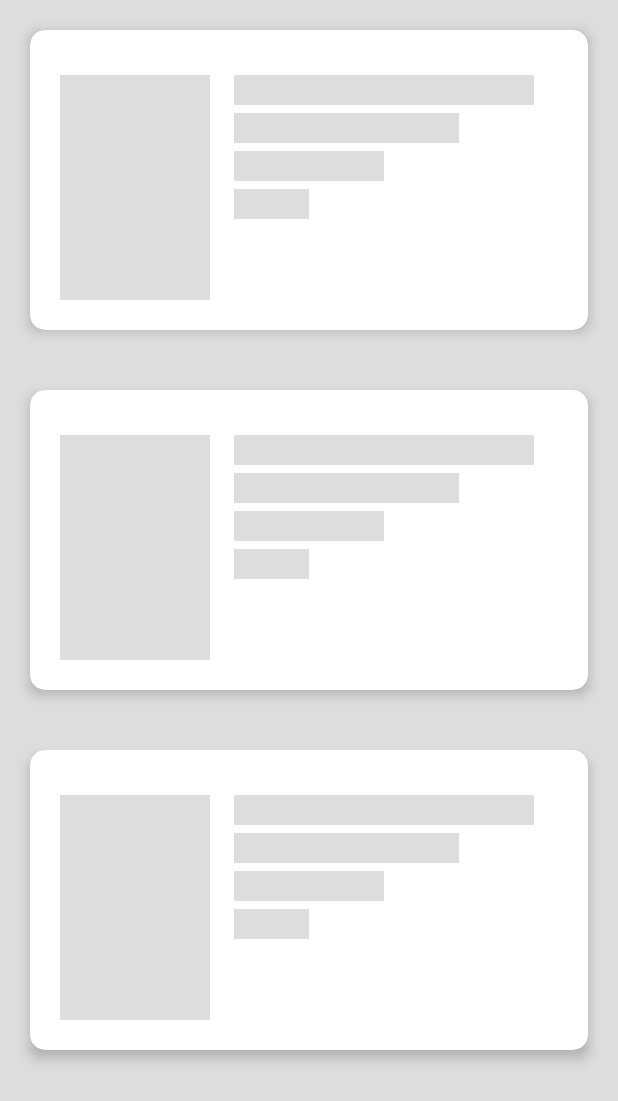
After one commit to sunil-kumarr/NoteKeeper, an Android app: the layout fragment_product_buy_list.xml on its own in the app's theme, with its tools: preview values and no code run, on a phone screen of 412 x 824 dp. The commit adds this screen. Shown: the top 1101 px of the screen. Run offline under Robolectric (Android 15) with nearby library versions, the phone set to English and light mode, and no system bars.

Commit message:
Modified buyproduct list

```diff
--- a/app/src/main/java/com/capstone/notekeeper/Activity/MainActivity.java
+++ b/app/src/main/java/com/capstone/notekeeper/Activity/MainActivity.java
@@ -19,7 +19,7 @@ import androidx.fragment.app.FragmentTransaction;
 
 import com.capstone.notekeeper.Fragments.AddQuestionBottomSheet;
 import com.capstone.notekeeper.Fragments.BlogQueryFragment;
-import com.capstone.notekeeper.Fragments.BuyProductFragment;
+import com.capstone.notekeeper.Fragments.BuyProductListFragment;
 import com.capstone.notekeeper.Fragments.HomeFragment;
 import com.capstone.notekeeper.Fragments.ProfileFragment;
 import com.capstone.notekeeper.Fragments.SellFragment;
@@ -85,7 +85,7 @@ public class MainActivity extends AppCompatActivity implements NavigationView.On
                 fragment = new HomeFragment();
                 break;
             case R.id.nav_buy:
-                fragment = new BuyProductFragment();
+                fragment = new BuyProductListFragment();
                 break;
             case R.id.nav_profile:
                 fragment = new ProfileFragment();
--- a/app/src/main/java/com/capstone/notekeeper/Activity/NotesListActivity.java
+++ b/app/src/main/java/com/capstone/notekeeper/Activity/NotesListActivity.java
@@ -59,6 +59,7 @@ public class NotesListActivity extends AppCompatActivity  implements  NotesAdapt
 
         notesRecyclerView = findViewById(R.id.courseRecyclerView);
         shimmerFrameLayout = findViewById(R.id.shimmer_view_container);
+        shimmerFrameLayout.setIntensity(1);
         mNotes = new ArrayList<>();
         ArrayList<Integer> mColros = new ArrayList<>();
         mColros.add(R.color.blue_500);
--- a/app/src/main/java/com/capstone/notekeeper/Fragments/BlogQueryFragment.java
+++ b/app/src/main/java/com/capstone/notekeeper/Fragments/BlogQueryFragment.java
@@ -97,6 +97,7 @@ public class BlogQueryFragment extends Fragment implements ChildEventListener,
     @Override
     public void onResume() {
         super.onResume();
+        shimmerFrameLayout.setIntensity(1);
         shimmerFrameLayout.startShimmerAnimation();
     }
 
--- a/app/src/main/java/com/capstone/notekeeper/Fragments/BuyFragment.java
+++ b/app/src/main/java/com/capstone/notekeeper/Fragments/BuyProductDetailsFragement.java
@@ -33,7 +33,7 @@ import com.google.firebase.storage.StorageReference;
 import java.util.ArrayList;
 import java.util.List;
 
-public class BuyFragment extends Fragment {
+public class BuyProductDetailsFragement extends Fragment {
 
     ImageView pImage;
     private TextView name;
--- a/app/src/main/java/com/capstone/notekeeper/NetworkConnection.java
+++ b/app/src/main/java/com/capstone/notekeeper/NetworkConnection.java
@@ -67,7 +67,7 @@
 //                        }
 //                        /*((FragmentActivity) context)
 //                                .getSupportFragmentManager()
-//                                .beginTransaction().replace(R.id.frag_container,new BuyProductFragment())
+//                                .beginTransaction().replace(R.id.frag_container,new BuyProductListFragment())
 //                                .commit();*/
 //                    }
 //                })
--- a/app/src/main/res/drawable/gradient_login.xml
+++ b/app/src/main/res/drawable/gradient_login.xml
@@ -3,6 +3,6 @@
 <gradient
     android:type="linear"
     android:angle="270"
-    android:startColor="#70F57171"
-    android:endColor="#FF5722" />
+    android:startColor="#BACFE0"
+    android:endColor="#096CBB" />
 </shape>
--- a/app/src/main/res/layout/activity_reset_password.xml
+++ b/app/src/main/res/layout/activity_reset_password.xml
@@ -68,7 +68,7 @@
             android:layout_width="fill_parent"
             android:layout_height="wrap_content"
             android:layout_marginTop="20dip"
-            android:background="@color/colorAccent"
+            android:background="@color/green_500"
             android:text="@string/btn_reset_password"
             android:textColor="@android:color/white" />
 
--- /dev/null
+++ b/app/src/main/res/layout/fragment_product_buy_list.xml
@@ -0,0 +1,38 @@
+<?xml version="1.0" encoding="utf-8"?>
+<androidx.constraintlayout.widget.ConstraintLayout xmlns:android="http://schemas.android.com/apk/res/android"
+    xmlns:app="http://schemas.android.com/apk/res-auto"
+    xmlns:shimmer="http://schemas.android.com/tools"
+    xmlns:tools="http://schemas.android.com/tools"
+    android:layout_width="match_parent"
+    android:layout_height="match_parent">
+
+    <androidx.recyclerview.widget.RecyclerView
+        android:id="@+id/product_list_recycler_view"
+        android:layout_width="match_parent"
+        android:layout_height="match_parent"
+        app:layout_constraintBottom_toBottomOf="parent"
+        app:layout_constraintEnd_toEndOf="parent"
+        android:background="@color/grey_200"
+        app:layout_constraintStart_toStartOf="parent"
+        app:layout_constraintTop_toTopOf="parent" />
+
+    <com.facebook.shimmer.ShimmerFrameLayout
+        android:id="@+id/shimmer_view_container"
+        android:layout_width="match_parent"
+        android:layout_height="match_parent"
+        android:layout_gravity="center"
+        android:background="@color/background"
+        android:orientation="vertical"
+        shimmer:duration="800">
+        <!-- Adding 7 rows of placeholders -->
+        <LinearLayout
+            android:layout_width="match_parent"
+            android:layout_height="wrap_content"
+            android:orientation="vertical">
+            <include layout="@layout/placeholder_product" />
+            <include layout="@layout/placeholder_product" />
+            <include layout="@layout/placeholder_product" />
+        </LinearLayout>
+
+    </com.facebook.shimmer.ShimmerFrameLayout>
+</androidx.constraintlayout.widget.ConstraintLayout>
--- /dev/null
+++ b/app/src/main/res/layout/placeholder_product.xml
@@ -0,0 +1,48 @@
+<?xml version="1.0" encoding="utf-8"?>
+<androidx.cardview.widget.CardView xmlns:android="http://schemas.android.com/apk/res/android"
+    android:layout_width="match_parent"
+    xmlns:app="http://schemas.android.com/apk/res-auto"
+    android:layout_margin="20dp"
+    android:background="@color/white_1000"
+    app:cardCornerRadius="10dp"
+    app:cardElevation="5dp"
+    android:layout_height="wrap_content">
+    <RelativeLayout
+        android:layout_width="match_parent"
+        android:layout_height="wrap_content"
+        android:layout_margin="20dp">
+        <LinearLayout
+            android:layout_width="wrap_content"
+            android:layout_height="wrap_content"
+            android:layout_marginTop="@dimen/padding_10"
+            android:layout_toRightOf="@id/thumbnail"
+            android:orientation="vertical">
+            <View
+                android:layout_width="200dp"
+                android:layout_height="20dp"
+                android:background="@color/background" />
+            <View
+                android:layout_width="150dp"
+                android:layout_height="20dp"
+                android:layout_marginTop="5dp"
+                android:background="@color/background" />
+            <View
+                android:layout_width="100dp"
+                android:layout_height="20dp"
+                android:layout_marginTop="5dp"
+                android:background="@color/background" />
+            <View
+                android:layout_width="50dp"
+                android:layout_height="20dp"
+                android:layout_marginTop="5dp"
+                android:background="@color/background" />
+        </LinearLayout>
+        <View
+            android:id="@+id/thumbnail"
+            android:layout_width="100dp"
+            android:layout_height="150dp"
+            android:layout_marginTop="@dimen/padding_10"
+            android:layout_marginRight="@dimen/activityPadding"
+            android:background="@color/background" />
+    </RelativeLayout>
+</androidx.cardview.widget.CardView>
```
Also changed, not shown: app/src/main/java/com/capstone/notekeeper/Adapter/ProductDisplayAdapter.java (+20 -57 lines), app/src/main/java/com/capstone/notekeeper/Fragments/BuyProductListFragment.java (renamed from app/src/main/java/com/capstone/notekeeper/Fragments/BuyProductFragment.java, +25 -13 lines), app/src/main/res/layout/fragment_image_upload.xml (deleted, +0 -20 lines), app/src/main/res/layout/image_item.xml (deleted, +0 -42 lines), app/src/main/res/layout/product_list_item_tab.xml (added, +100 -0 lines).
